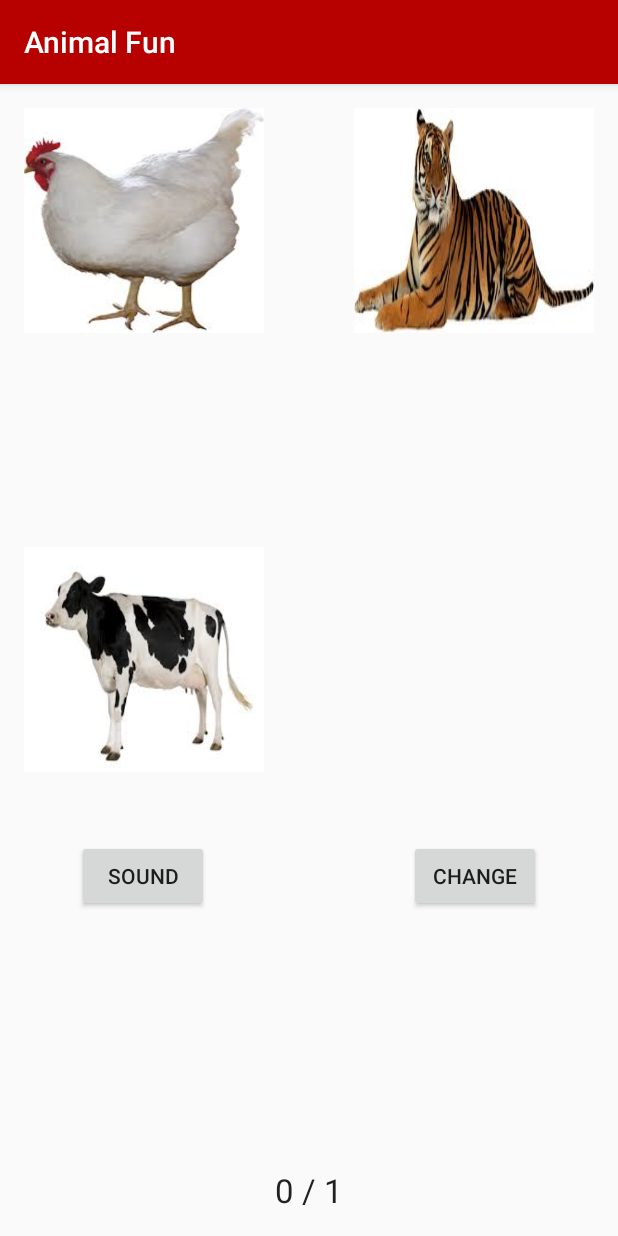
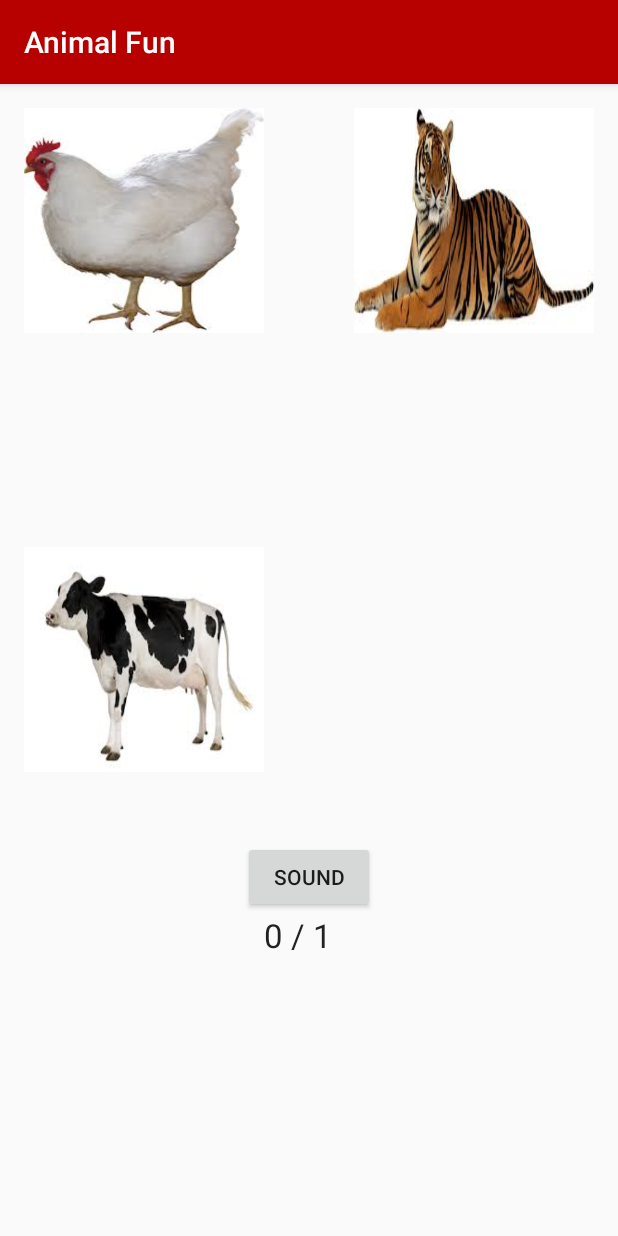
Before and after one commit to LukeMacIntosh/JLMVCv2, an Android app: the screen it shows after launch (MainActivity), after a tap on an icon or button, on a phone screen of 412 x 824 dp. Run offline under Robolectric (Android 15) with nearby library versions, the phone set to English and light mode, and no system bars.

Commit message:
v2.1 -Removed change button -Change button code is now a normal function -Updated random variable to work with any # of animals

```diff
--- a/app/src/main/java/com/example/arny/jlmvcv2/MainActivity.java
+++ b/app/src/main/java/com/example/arny/jlmvcv2/MainActivity.java
@@ -16,7 +16,7 @@ public class MainActivity extends AppCompatActivity {
 
     int picID, sndID, nRan, nRan2, nView, rightCount, totalCount;
     ImageButton imbA1, imbA2, imbA3, imbA4;
-    Button btnCh, btnSnd;
+    Button btnSnd;
     String[] arsAnml = {"chicken", "cow", "dog", "goose", "lion", "snake", "tiger"};
     String[] arsKeep;
     String sScore;
@@ -36,9 +36,6 @@ public class MainActivity extends AppCompatActivity {
 
         txtScore = (TextView) findViewById(R.id.tvScore);
 
-        btnCh = (Button) findViewById(R.id.btn1);
-        btnCh.setOnClickListener(Change);
-
         btnSnd = (Button) findViewById(R.id.btn2);
         btnSnd.setOnClickListener(Sound);
 
@@ -57,12 +54,11 @@ public class MainActivity extends AppCompatActivity {
         tCor = Toast.makeText(getApplicationContext(), "Correct!", Toast.LENGTH_SHORT);
         tBad = Toast.makeText(getApplicationContext(), "Wrong!", Toast.LENGTH_SHORT);
 
-        btnCh.performClick();
+        Refresh();
         btnSnd.performClick();
     }
 
-    View.OnClickListener Change = new View.OnClickListener() {
-        public void onClick(View v) {
+    public void Refresh() {
             listAnml = new ArrayList(Arrays.asList(arsAnml));
             nRan2 = (int) Math.floor(Math.random() * 4);
             imbA1.setBackgroundResource(getRes(0));
@@ -70,7 +66,7 @@ public class MainActivity extends AppCompatActivity {
             imbA3.setBackgroundResource(getRes(2));
             imbA4.setBackgroundResource(getRes(3));
         }
-    };
+
 
     View.OnClickListener Sound = new View.OnClickListener() {
         @Override
@@ -96,13 +92,13 @@ public class MainActivity extends AppCompatActivity {
                 tCor.show();
                 mNoise.stop();
                 mNoise.release();
-                btnCh.performClick();
+                Refresh();
                 btnSnd.performClick();
             } else {
                 tBad.show();
                 mNoise.stop();
                 mNoise.release();
-                btnCh.performClick();
+                Refresh();
                 btnSnd.performClick();
             }
             totalCount++;
--- a/app/src/main/res/layout/activity_main.xml
+++ b/app/src/main/res/layout/activity_main.xml
@@ -44,25 +44,11 @@
     <Button
         android:layout_width="wrap_content"
         android:layout_height="wrap_content"
-        android:text="Change"
-        android:id="@+id/btn1"
-        android:layout_alignTop="@+id/btn2"
-        android:layout_alignRight="@+id/imgBtn4"
-        android:layout_alignEnd="@+id/imgBtn4"
-        android:layout_marginRight="35dp"
-        android:layout_marginEnd="35dp" />
-
-    <Button
-        android:layout_width="wrap_content"
-        android:layout_height="wrap_content"
         android:text="Sound"
         android:id="@+id/btn2"
-        android:layout_marginTop="45dp"
         android:layout_below="@+id/imgBtn3"
-        android:layout_alignParentLeft="true"
-        android:layout_alignParentStart="true"
-        android:layout_marginLeft="35dp"
-        android:layout_marginStart="35dp" />
+        android:layout_centerHorizontal="true"
+        android:layout_marginTop="46dp" />
 
     <TextView
         android:layout_width="wrap_content"
@@ -70,8 +56,8 @@
         android:textAppearance="?android:attr/textAppearanceLarge"
         android:text="0/0"
         android:id="@+id/tvScore"
-        android:layout_alignParentBottom="true"
-        android:layout_centerHorizontal="true"
- />
+        android:layout_below="@+id/btn2"
+        android:layout_toRightOf="@+id/imgBtn3"
+        android:layout_toEndOf="@+id/imgBtn3" />
 
 </RelativeLayout>
```
